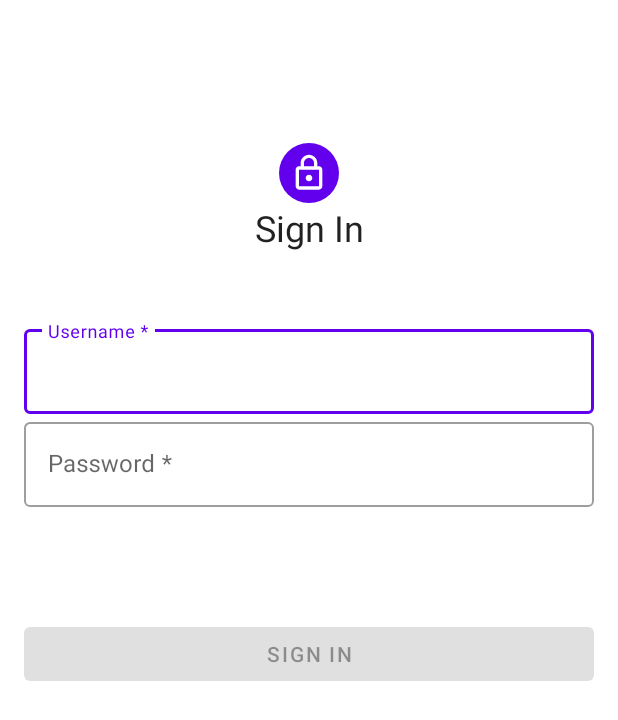
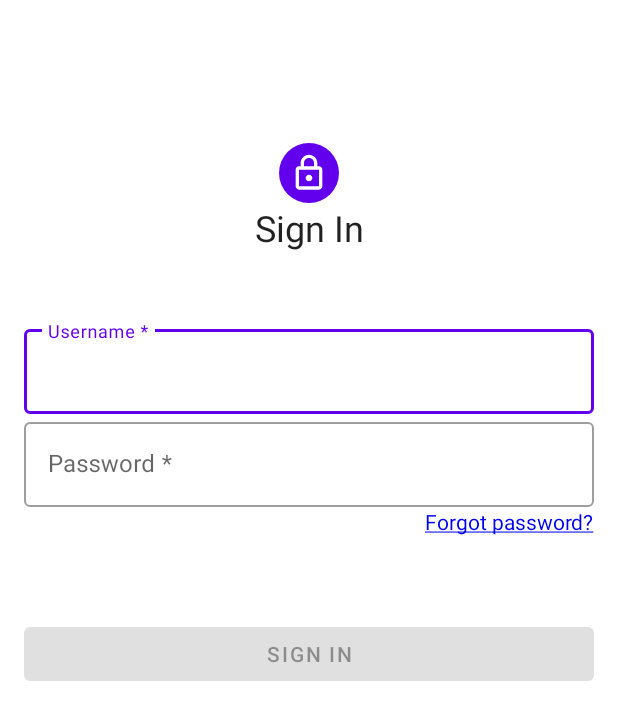
Before and after one commit to radumicea/Frontdoor-Assistant, an Android app: the screen it shows after launch (LoginActivity before the commit, AuthenticateActivity after it), on a phone screen of 412 x 824 dp. Shown: the top 720 px of the screen. Run offline under Robolectric (Android 15) with nearby library versions, the phone set to English and light mode, and no system bars; 3 statements that could not run were skipped.

Commit message:
activities and fragments

```diff
--- a/android/app/src/main/AndroidManifest.xml
+++ b/android/app/src/main/AndroidManifest.xml
@@ -19,7 +19,7 @@
             android:name=".ui.main.MainActivity"
             android:exported="false" />
         <activity
-            android:name=".ui.login.LoginActivity"
+            android:name=".ui.authenticate.AuthenticateActivity"
             android:exported="true">
             <intent-filter>
                 <action android:name="android.intent.action.MAIN" />
--- /dev/null
+++ b/android/app/src/main/java/iiotca/frontdoorassistant/ui/authenticate/AuthenticateActivity.kt
@@ -0,0 +1,38 @@
+package iiotca.frontdoorassistant.ui.authenticate
+
+import android.os.Bundle
+import androidx.activity.OnBackPressedCallback
+import androidx.appcompat.app.AppCompatActivity
+import androidx.lifecycle.ViewModelProvider
+import androidx.navigation.NavController
+import androidx.navigation.fragment.NavHostFragment
+import iiotca.frontdoorassistant.R
+import iiotca.frontdoorassistant.databinding.ActivityAuthenticateBinding
+import iiotca.frontdoorassistant.ui.SharedViewModel
+
+class AuthenticateActivity : AppCompatActivity() {
+    private lateinit var binding: ActivityAuthenticateBinding
+    private lateinit var navController: NavController
+    private lateinit var sharedViewModel: SharedViewModel
+
+    override fun onCreate(savedInstanceState: Bundle?) {
+        super.onCreate(savedInstanceState)
+
+        binding = ActivityAuthenticateBinding.inflate(layoutInflater)
+        setContentView(binding.root)
+
+        val navHostFragment = supportFragmentManager.findFragmentById(R.id.nav_host_fragment) as NavHostFragment
+        navController = navHostFragment.navController
+
+        sharedViewModel = ViewModelProvider(this)[SharedViewModel::class.java]
+
+        onBackPressedDispatcher.addCallback(
+            this@AuthenticateActivity,
+            object : OnBackPressedCallback(true) {
+                override fun handleOnBackPressed() {
+                    if (sharedViewModel.isLoading.value == true) return
+                    navController.navigateUp()
+                }
+            })
+    }
+}
--- a/android/app/src/main/java/iiotca/frontdoorassistant/ui/login/LoginViewModelFactory.kt
+++ b/android/app/src/main/java/iiotca/frontdoorassistant/ui/authenticate/AuthenticateViewModelFactory.kt
@@ -1,16 +1,15 @@
-package iiotca.frontdoorassistant.ui.login
+package iiotca.frontdoorassistant.ui.authenticate
 
 import androidx.lifecycle.ViewModel
 import androidx.lifecycle.ViewModelProvider
 import iiotca.frontdoorassistant.ui.SharedViewModel
 
-class LoginViewModelFactory(private val sharedViewModel: SharedViewModel) :
+class AuthenticateViewModelFactory(private val sharedViewModel: SharedViewModel) :
     ViewModelProvider.Factory {
-
     @Suppress("UNCHECKED_CAST")
     override fun <T : ViewModel> create(modelClass: Class<T>): T {
-        if (modelClass.isAssignableFrom(LoginViewModel::class.java)) {
-            return LoginViewModel(sharedViewModel) as T
+        if (modelClass.isAssignableFrom(AuthenticateViewModel::class.java)) {
+            return AuthenticateViewModel(sharedViewModel) as T
         }
         throw IllegalArgumentException("Unknown ViewModel class")
     }
--- a/android/app/src/main/java/iiotca/frontdoorassistant/ui/login/LoginActivity.kt
+++ b/android/app/src/main/java/iiotca/frontdoorassistant/ui/authenticate/login/LoginFragment.kt
@@ -1,13 +1,17 @@
-package iiotca.frontdoorassistant.ui.login
+package iiotca.frontdoorassistant.ui.authenticate.login
 
 import android.app.Activity
 import android.content.Intent
 import android.os.Bundle
+import android.view.LayoutInflater
 import android.view.View
+import android.view.ViewGroup
 import android.view.inputmethod.EditorInfo
-import androidx.appcompat.app.AppCompatActivity
+import androidx.fragment.app.Fragment
 import androidx.lifecycle.ViewModelProvider
 import androidx.lifecycle.lifecycleScope
+import androidx.navigation.NavController
+import androidx.navigation.fragment.findNavController
 import com.google.android.material.snackbar.Snackbar
 import iiotca.frontdoorassistant.App
 import iiotca.frontdoorassistant.R
@@ -15,25 +19,36 @@ import iiotca.frontdoorassistant.afterTextChanged
 import iiotca.frontdoorassistant.data.DataSourceHelper
 import iiotca.frontdoorassistant.data.Repository
 import iiotca.frontdoorassistant.data.Result
-import iiotca.frontdoorassistant.databinding.ActivityLoginBinding
+import iiotca.frontdoorassistant.databinding.FragmentLoginBinding
 import iiotca.frontdoorassistant.hideKeyboard
 import iiotca.frontdoorassistant.ui.SharedViewModel
+import iiotca.frontdoorassistant.ui.authenticate.AuthenticateViewModel
+import iiotca.frontdoorassistant.ui.authenticate.AuthenticateViewModelFactory
 import iiotca.frontdoorassistant.ui.main.MainActivity
 import kotlinx.coroutines.Dispatchers
 import kotlinx.coroutines.launch
 import kotlinx.coroutines.runBlocking
 
-class LoginActivity : AppCompatActivity() {
+class LoginFragment : Fragment() {
+    private lateinit var inflater: LayoutInflater
+    private lateinit var viewModel: AuthenticateViewModel
+    private lateinit var sharedViewModel: SharedViewModel
+    private lateinit var binding: FragmentLoginBinding
+    private lateinit var navController: NavController
 
-    private lateinit var loginViewModel: LoginViewModel
-    private lateinit var sharedViewModel: SharedViewModel
-    private lateinit var binding: ActivityLoginBinding
+    override fun onCreateView(
+        inflater: LayoutInflater,
+        container: ViewGroup?,
+        savedInstanceState: Bundle?
+    ): View {
+        binding = FragmentLoginBinding.inflate(inflater, container, false)
+        this.inflater = inflater
+        navController = findNavController()
+        return binding.root
+    }
 
-    override fun onCreate(savedInstanceState: Bundle?) {
-        super.onCreate(savedInstanceState)
-
-        binding = ActivityLoginBinding.inflate(layoutInflater)
-        setContentView(binding.root)
+    override fun onViewCreated(view: View, savedInstanceState: Bundle?) {
+        super.onViewCreated(view, savedInstanceState)
 
         val preferences =
             App.getSharedPreferences(getString(R.string.preference_file_key))
@@ -52,10 +67,10 @@ class LoginActivity : AppCompatActivity() {
 
             when (ok) {
                 is Result.Success -> {
-                    startActivity(Intent(this, MainActivity::class.java))
+                    startActivity(Intent(context, MainActivity::class.java))
 
-                    finish()
-                    setResult(Activity.RESULT_OK)
+                    requireActivity().finish()
+                    requireActivity().setResult(Activity.RESULT_OK)
                 }
                 is Result.Error -> {
                     with(
@@ -72,48 +87,40 @@ class LoginActivity : AppCompatActivity() {
         val userName = binding.userName.editText!!
         val password = binding.password.editText!!
         val loginButton = binding.loginButton
+        val forgotPassword = binding.forgotPassword
 
         sharedViewModel = ViewModelProvider(this)[SharedViewModel::class.java]
-        loginViewModel =
+        viewModel =
             ViewModelProvider(
                 this,
-                LoginViewModelFactory(sharedViewModel)
-            )[LoginViewModel::class.java]
+                AuthenticateViewModelFactory(sharedViewModel)
+            )[AuthenticateViewModel::class.java]
 
-        loginViewModel.loginFormState.observe(this@LoginActivity) { loginState ->
-            // disable login button unless both userName / password is valid
-            loginButton.isEnabled = loginState.isDataValid
-
-            if (loginState.usernameError != null) {
-                userName.error = getString(loginState.usernameError)
-            }
-            if (loginState.passwordError != null) {
-                password.error = getString(loginState.passwordError)
-            }
-        }
-
-        loginViewModel.loginError.observe(this@LoginActivity) { loginError ->
+        viewModel.loginError.observe(viewLifecycleOwner) { loginError ->
             if (loginError != null) {
                 binding.lockIcon.visibility = View.VISIBLE
                 binding.loginTextView.visibility = View.VISIBLE
                 binding.userName.visibility = View.VISIBLE
                 binding.password.visibility = View.VISIBLE
                 binding.loginButton.visibility = View.VISIBLE
+                binding.forgotPassword.visibility = View.VISIBLE
                 Snackbar.make(binding.root, loginError, Snackbar.LENGTH_SHORT).show()
             } else {
-                startActivity(Intent(this, MainActivity::class.java))
-                finish()
-                setResult(Activity.RESULT_OK)
+                Snackbar.make(binding.root, R.string.success, Snackbar.LENGTH_SHORT).show()
+                startActivity(Intent(context, MainActivity::class.java))
+                requireActivity().finish()
+                requireActivity().setResult(Activity.RESULT_OK)
             }
         }
 
-        sharedViewModel.isLoading.observe(this@LoginActivity) {
+        sharedViewModel.isLoading.observe(viewLifecycleOwner) {
             if (it) {
                 binding.lockIcon.visibility = View.GONE
                 binding.loginTextView.visibility = View.GONE
                 binding.userName.visibility = View.GONE
                 binding.password.visibility = View.GONE
                 binding.loginButton.visibility = View.GONE
+                binding.forgotPassword.visibility = View.GONE
                 binding.loading.visibility = View.VISIBLE
             } else {
                 binding.loading.visibility = View.GONE
@@ -121,12 +128,12 @@ class LoginActivity : AppCompatActivity() {
         }
 
         userName.afterTextChanged {
-            loginViewModel.loginDataChanged(userName.text.toString(), password.text.toString())
+            viewModel.loginDataChanged(userName, password, loginButton)
         }
 
         password.apply {
             afterTextChanged {
-                loginViewModel.loginDataChanged(userName.text.toString(), password.text.toString())
+                viewModel.loginDataChanged(userName, password, loginButton)
             }
 
             setOnEditorActionListener { _, actionId, _ ->
@@ -141,14 +148,15 @@ class LoginActivity : AppCompatActivity() {
             loginButton.setOnClickListener {
                 handleLogin(userName.text.toString(), password.text.toString())
             }
+
+            forgotPassword.setOnClickListener {
+                navController.navigate(R.id.action_navigate_to_change_password)
+            }
         }
     }
 
     private fun handleLogin(userName: String, password: String) {
         hideKeyboard()
-        lifecycleScope.launch(Dispatchers.IO) { loginViewModel.login(userName, password) }
-    }
-
-    override fun onBackPressed() {
+        lifecycleScope.launch(Dispatchers.IO) { viewModel.login(userName, password) }
     }
 }
--- a/android/app/src/main/java/iiotca/frontdoorassistant/ui/login/LoginViewModel.kt
+++ /dev/null
@@ -1,56 +0,0 @@
-package iiotca.frontdoorassistant.ui.login
-
-import androidx.lifecycle.LiveData
-import androidx.lifecycle.MutableLiveData
-import androidx.lifecycle.ViewModel
-import iiotca.frontdoorassistant.R
-import iiotca.frontdoorassistant.data.AuthenticateDataSource
-import iiotca.frontdoorassistant.data.Result
-import iiotca.frontdoorassistant.ui.SharedViewModel
-
-class LoginViewModel(private val sharedViewModel: SharedViewModel) : ViewModel() {
-
-    private val _loginForm = MutableLiveData<LoginFormState>()
-    val loginFormState: LiveData<LoginFormState> = _loginForm
-
-    private val _loginError = MutableLiveData<Int?>()
-    val loginError: LiveData<Int?> = _loginError
-
-    fun login(userName: String, password: String) {
-        sharedViewModel.setLoading()
-        when (val res = AuthenticateDataSource.login(userName, password)) {
-            is Result.Success -> {
-                _loginError.postValue(null)
-            }
-            is Result.Error -> {
-                if (res.code == 401) {
-                    _loginError.postValue(R.string.wrong_credentials)
-                } else {
-                    _loginError.postValue(R.string.login_failed)
-                }
-            }
-        }
-        sharedViewModel.resetLoading()
-    }
-
-    fun loginDataChanged(userName: String, password: String) {
-        if (!isUserNameValid(userName)) {
-            _loginForm.value = LoginFormState(usernameError = R.string.invalid_userName)
-        } else if (!isPasswordValid(password)) {
-            _loginForm.value = LoginFormState(passwordError = R.string.invalid_password)
-        } else {
-            _loginForm.value = LoginFormState(isDataValid = true)
-        }
-    }
-
-    private fun isUserNameValid(userName: String): Boolean {
-        val r = Regex("""^[a-zA-Z]{2,50}$""")
-        return r matches userName
-    }
-
-    private fun isPasswordValid(password: String): Boolean {
-        val r =
-            Regex("""^(?=.*[0-9])(?=.*[a-z])(?=.*['"\\`*!@$%^#&(){}\[\]:;<>,.?/~_+\-=|]).{6,}$""")
-        return r matches password
-    }
-}
--- /dev/null
+++ b/android/app/src/main/res/layout/activity_authenticate.xml
@@ -0,0 +1,21 @@
+<?xml version="1.0" encoding="utf-8"?>
+<FrameLayout xmlns:android="http://schemas.android.com/apk/res/android"
+    xmlns:app="http://schemas.android.com/apk/res-auto"
+    xmlns:tools="http://schemas.android.com/tools"
+    android:layout_width="match_parent"
+    android:layout_height="match_parent"
+    tools:context=".ui.authenticate.AuthenticateActivity">
+
+    <androidx.fragment.app.FragmentContainerView
+        android:id="@+id/nav_host_fragment"
+        android:name="androidx.navigation.fragment.NavHostFragment"
+        android:layout_width="match_parent"
+        android:layout_height="match_parent"
+        app:layout_constraintBottom_toBottomOf="parent"
+        app:layout_constraintLeft_toLeftOf="parent"
+        app:layout_constraintRight_toRightOf="parent"
+        app:layout_constraintTop_toTopOf="parent"
+        app:defaultNavHost="true"
+        app:navGraph="@navigation/authenticate_nav_graph" />
+
+</FrameLayout>
--- a/android/app/src/main/res/layout/activity_login.xml
+++ b/android/app/src/main/res/layout/fragment_login.xml
@@ -5,8 +5,7 @@
     android:layout_width="match_parent"
     android:layout_height="match_parent"
     android:paddingHorizontal="@dimen/activity_horizontal_margin"
-    android:paddingVertical="@dimen/activity_vertical_margin"
-    tools:context=".ui.login.LoginActivity">
+    android:paddingVertical="@dimen/activity_vertical_margin">
 
     <androidx.constraintlayout.widget.Guideline
         android:id="@+id/icon_guideline"
@@ -16,7 +15,7 @@
         app:layout_constraintGuide_percent="0.1" />
 
     <androidx.constraintlayout.widget.Guideline
-        android:id="@+id/userName_guideline"
+        android:id="@+id/user_name_guideline"
         android:layout_width="wrap_content"
         android:layout_height="wrap_content"
         android:orientation="horizontal"
@@ -51,19 +50,19 @@
         app:layout_constraintTop_toBottomOf="@id/lock_icon" />
 
     <com.google.android.material.textfield.TextInputLayout
-        android:id="@+id/userName"
+        android:id="@+id/user_name"
         style="@style/Widget.MaterialComponents.TextInputLayout.OutlinedBox"
         android:layout_width="0dp"
         android:layout_height="wrap_content"
         app:layout_constraintEnd_toEndOf="parent"
         app:layout_constraintStart_toStartOf="parent"
-        app:layout_constraintTop_toBottomOf="@id/userName_guideline">
+        app:layout_constraintTop_toBottomOf="@id/user_name_guideline">
 
         <com.google.android.material.textfield.TextInputEditText
             android:layout_width="match_parent"
             android:layout_height="match_parent"
-            android:autofillHints="@string/prompt_userName"
-            android:hint="@string/prompt_userName"
+            android:autofillHints="@string/prompt_user_name"
+            android:hint="@string/prompt_user_name"
             android:inputType="text"
             android:selectAllOnFocus="true" />
 
@@ -76,7 +75,7 @@
         android:layout_height="wrap_content"
         app:layout_constraintEnd_toEndOf="parent"
         app:layout_constraintStart_toStartOf="parent"
-        app:layout_constraintTop_toBottomOf="@id/userName">
+        app:layout_constraintTop_toBottomOf="@id/user_name">
 
         <com.google.android.material.textfield.TextInputEditText
             android:layout_width="match_parent"
@@ -87,6 +86,15 @@
             android:inputType="textPassword"
             android:selectAllOnFocus="true" />
     </com.google.android.material.textfield.TextInputLayout>
+
+    <TextView
+        android:id="@+id/forgot_password"
+        android:layout_width="0dp"
+        android:layout_height="wrap_content"
+        android:text="@string/forgot_password"
+        android:textColor="#0000EE"
+        app:layout_constraintEnd_toEndOf="parent"
+        app:layout_constraintTop_toBottomOf="@id/password" />
 
     <Button
         android:id="@+id/login_button"
--- /dev/null
+++ b/android/app/src/main/res/navigation/authenticate_nav_graph.xml
@@ -0,0 +1,22 @@
+<?xml version="1.0" encoding="utf-8"?>
+<navigation xmlns:android="http://schemas.android.com/apk/res/android"
+    xmlns:app="http://schemas.android.com/apk/res-auto"
+    xmlns:tools="http://schemas.android.com/tools"
+    android:id="@+id/nav_graph"
+    app:startDestination="@+id/destination_login">
+    <action
+        android:id="@+id/action_navigate_to_change_password"
+        app:destination="@id/destination_change_password" />
+
+    <fragment
+        android:id="@+id/destination_change_password"
+        android:name="iiotca.frontdoorassistant.ui.authenticate.changepassword.ChangePasswordFragment"
+        android:label="Change Password"
+        tools:layout="@layout/fragment_change_password" />
+
+    <fragment
+        android:id="@+id/destination_login"
+        android:name="iiotca.frontdoorassistant.ui.authenticate.login.LoginFragment"
+        android:label="Login"
+        tools:layout="@layout/fragment_login" />
+</navigation>
--- a/android/app/src/main/res/values/strings.xml
+++ b/android/app/src/main/res/values/strings.xml
@@ -1,12 +1,20 @@
 <resources>
     <string name="app_name">Frontdoor Assistant</string>
-    <string name="prompt_userName">Username *</string>
+    <string name="success">Success!</string>
+    <string name="prompt_user_name">Username *</string>
     <string name="prompt_password">Password *</string>
+    <string name="prompt_old_password">Old Password *</string>
+    <string name="prompt_new_password">New Password *</string>
+    <string name="prompt_confirm_password">Confirm Password *</string>
     <string name="action_sign_in">Sign In</string>
+    <string name="action_change_password">Change Password</string>
+    <string name="forgot_password"><u>Forgot password?</u></string>
     <string name="invalid_userName">Username can only have alphabetical characters and must be between 2 and 50 characters long</string>
     <string name="invalid_password">Password must be at least 6 characters long, and have at least one digit, one symbol, and one lowercase character.</string>
+    <string name="passwords_dont_match">Passwords don\'t match.</string>
     <string name="wrong_credentials">Wrong username and/or password</string>
     <string name="login_failed">Login failed</string>
+    <string name="change_password_failed">Change password failed</string>
     <string name="channel_id">"FRONTDOOR_ASSISTANT_BLACKLIST_CHANNEL_ID"</string>
     <string name="channel_name">"Frontdoor Assistant Blacklist Notification Channel"</string>
     <string name="channel_description">"Notification channel for Frontdoor Assistant Blacklist"</string>
```
Also changed, not shown: android/app/src/main/java/iiotca/frontdoorassistant/ui/authenticate/AuthenticateViewModel.kt (added, +109 -0 lines), android/app/src/main/java/iiotca/frontdoorassistant/ui/authenticate/changepassword/ChangePasswordFragment.kt (added, +155 -0 lines), android/app/src/main/java/iiotca/frontdoorassistant/ui/login/LoginFormState.kt (deleted, +0 -7 lines), android/app/src/main/res/layout/fragment_change_password.xml (added, +148 -0 lines).
